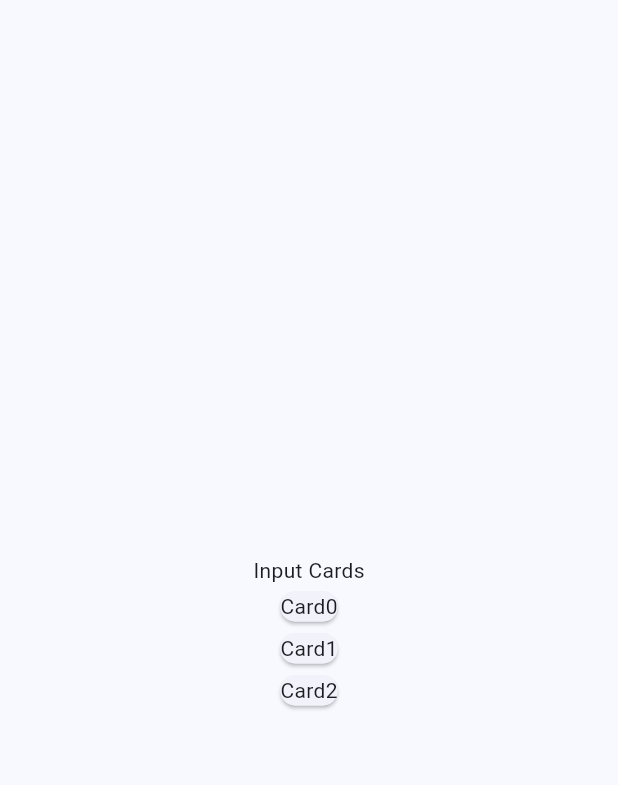
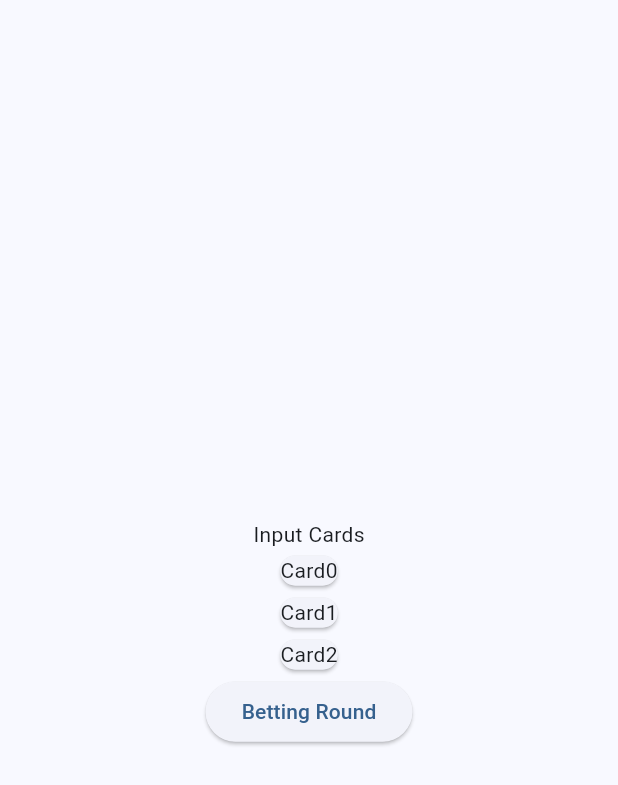
Before and after one commit to zawazawazawazawa/mixed_game_hand_history, a Flutter app: the CommunityCardSelectionPage widget shown alone on an empty page, opened directly, on a phone screen of 412 x 824 dp. Shown: the top 785 px of the screen. Run offline on Flutter 3.47's test engine with Material 3 defaults, Android fonts, the phone set to English and light mode, and no system bars; our stand-ins replace flutter_svg.

Commit message:
:beer: Till flop action

```diff
--- a/lib/main.dart
+++ b/lib/main.dart
@@ -67,9 +67,7 @@ class _MyHomePageState extends State<MyHomePage> {
             page = HeroPage();
             break;
           case 'flop':
-            page = CommunityCardSelectionPage(
-              round: 'flop'
-              );
+            page = CommunityCardSelectionPage(round: 'flop');
             break;
           case 'flopBettingRound':
             List<String> positions = state.getFlopActiveUserPositions();
--- a/lib/pages/community_cards_selection_page.dart
+++ b/lib/pages/community_cards_selection_page.dart
@@ -27,6 +27,14 @@ class _CommunityCardSelectionPageState
 
       final int numOfCards = (widget.round == 'flop') ? 3 : 1;
 
+      final String nextBettingRound = (widget.round == 'flop')
+          ? 'flopBettingRound'
+          : (widget.round == 'turn')
+              ? 'turnBettingRound'
+              : (widget.round == 'river')
+                  ? 'riverBettingRound'
+                  : '';
+
       List<PlayingCard> cards =
           List.filled(numOfCards, PlayingCard(suit: null, rank: null));
 
@@ -43,41 +51,12 @@ class _CommunityCardSelectionPageState
             CardsInputWidget(
               numOfCards: numOfCards,
             ),
-            //Text(widget.round),
-            //Column(
-            //  children: List.generate(numOfCards, (index) {
-            //      return (InkWell(
-            //                child: Card(
-            //                  child: Column(
-            //                    children: [
-            //                      Text("Card$index"),
-            //                    ],
-            //                  ),
-            //                ),
-            //                onTap: () {
-            //                  showCardInputDialog(
-            //                      context: context,
-            //                      onSubmit: ({required PlayingCard card}) {
-            //                        inputCard(card: card, index: index);
-            //                      });
-            //                },
-            //              ));
-
-            //    })
-            //  ),
-            //SizedBox(height: 10),
-            //Row(
-            //  mainAxisSize: MainAxisSize.min,
-            //  children: [
-            //    ElevatedButton(
-            //      onPressed: () {
-            //        // flopBettinRoundページへ遷移
-            //        state.updateSelectedIndex('flopBettingRound');
-            //      },
-            //      child: Text('Next'),
-            //    ),
-            //  ],
-            //),
+            ElevatedButton(
+              onPressed: () {
+                state.updateSelectedIndex(nextBettingRound);
+              },
+              child: Text('Betting Round'),
+            ),
           ],
         ),
       );
```
